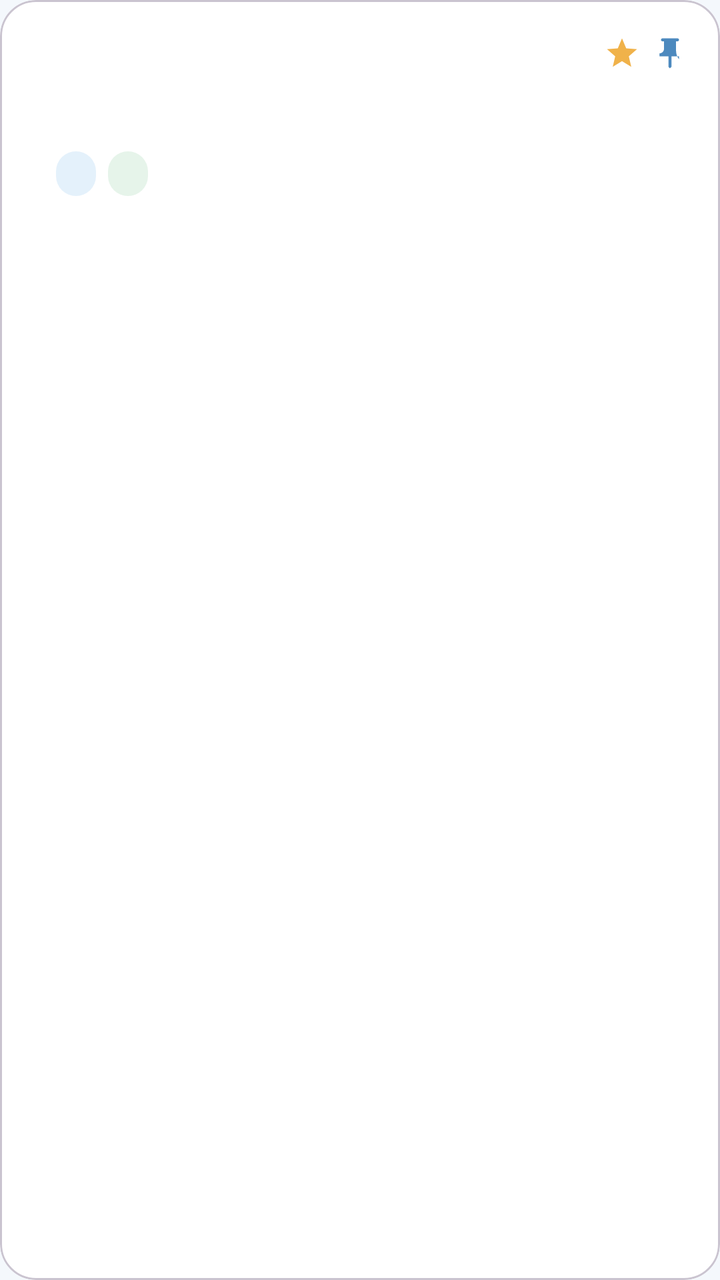
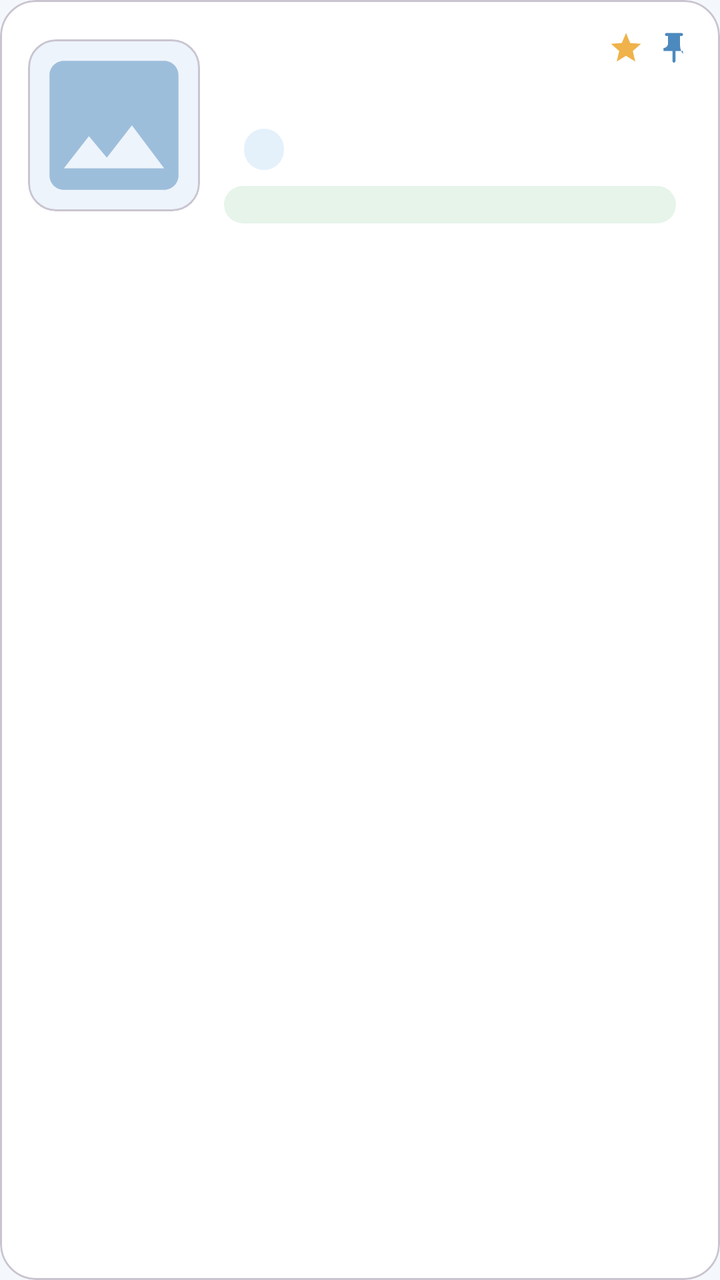

Two renders of the same Android screen: before a commit and after it. Below are the layout's source before the change and the commit's diff.
<!-- AndroidManifest.xml: application theme Theme.CampusMarket -->
<!-- res/layout/item_product.xml -->
<?xml version="1.0" encoding="utf-8"?>
<com.google.android.material.card.MaterialCardView
    xmlns:android="http://schemas.android.com/apk/res/android"
    xmlns:app="http://schemas.android.com/apk/res-auto"
    android:layout_width="match_parent"
    android:layout_height="wrap_content"
    android:layout_marginHorizontal="8dp"
    android:layout_marginVertical="6dp"
    app:cardBackgroundColor="@color/surface"
    app:cardCornerRadius="18dp"
    app:cardElevation="3dp">

    <LinearLayout
        android:layout_width="match_parent"
        android:layout_height="wrap_content"
        android:orientation="vertical"
        android:padding="16dp">

        <LinearLayout
            android:layout_width="match_parent"
            android:layout_height="wrap_content"
            android:gravity="center_vertical"
            android:orientation="horizontal">

            <TextView
                android:id="@+id/tvTitle"
                android:layout_width="0dp"
                android:layout_height="wrap_content"
                android:layout_weight="1"
                android:ellipsize="end"
                android:maxLines="1"
                android:textColor="@color/text_primary"
                android:textSize="16sp"
                android:textStyle="bold" />

            <ImageView
                android:id="@+id/ivFavorite"
                android:layout_width="18dp"
                android:layout_height="18dp"
                android:layout_marginStart="6dp"
                android:contentDescription="@string/favorite"
                android:src="@drawable/ic_star_filled"
                app:tint="@color/star" />

            <ImageView
                android:id="@+id/ivStar"
                android:layout_width="18dp"
                android:layout_height="18dp"
                android:layout_marginStart="6dp"
                android:contentDescription="@string/star"
                android:src="@drawable/ic_pin"
                app:tint="@color/pin" />
        </LinearLayout>

        <TextView
            android:id="@+id/tvDescription"
            android:layout_width="match_parent"
            android:layout_height="wrap_content"
            android:layout_marginTop="6dp"
            android:ellipsize="end"
            android:lineSpacingExtra="2dp"
            android:maxLines="2"
            android:textColor="@color/text_secondary"
            android:textSize="13sp" />

        <LinearLayout
            android:layout_width="match_parent"
            android:layout_height="wrap_content"
            android:layout_marginTop="12dp"
            android:gravity="center_vertical"
            android:orientation="horizontal">

            <TextView
                android:id="@+id/tvPrice"
                android:layout_width="wrap_content"
                android:layout_height="wrap_content"
                android:textColor="@color/price"
                android:textSize="20sp"
                android:textStyle="bold" />

            <TextView
                android:id="@+id/tvCategory"
                android:layout_width="wrap_content"
                android:layout_height="wrap_content"
                android:layout_marginStart="12dp"
                android:background="@drawable/bg_tag"
                android:paddingHorizontal="10dp"
                android:paddingVertical="3dp"
                android:textColor="@color/tag_text"
                android:textSize="12sp" />

            <TextView
                android:id="@+id/tvTrust"
                android:layout_width="wrap_content"
                android:layout_height="wrap_content"
                android:layout_marginStart="6dp"
                android:background="@drawable/bg_tag_green"
                android:ellipsize="end"
                android:maxLines="1"
                android:paddingHorizontal="10dp"
                android:paddingVertical="3dp"
                android:textColor="@color/trust_text"
                android:textSize="12sp" />

            <Space
                android:layout_width="0dp"
                android:layout_height="1dp"
                android:layout_weight="1" />

            <TextView
                android:id="@+id/tvCommentCount"
                android:layout_width="wrap_content"
                android:layout_height="wrap_content"
                android:textColor="@color/text_secondary"
                android:textSize="12sp" />
        </LinearLayout>

        <TextView
            android:id="@+id/tvSeller"
            android:layout_width="match_parent"
            android:layout_height="wrap_content"
            android:layout_marginTop="8dp"
            android:textColor="@color/text_secondary"
            android:textSize="12sp" />
    </LinearLayout>
</com.google.android.material.card.MaterialCardView>
<!-- resources referenced by this layout -->
<resources>
  <color name="pin">#4C89BE</color>
  <color name="price">#C98698</color>
  <color name="star">#F0B24A</color>
  <color name="surface">#FFFFFF</color>
  <color name="tag_text">#3E7EA8</color>
  <color name="text_primary">#242B33</color>
  <color name="text_secondary">#7C8794</color>
  <color name="trust_text">#2E7D46</color>
  <!-- drawable bg_tag (drawable) -->
  <?xml version="1.0" encoding="utf-8"?>
  <shape xmlns:android="http://schemas.android.com/apk/res/android"
      android:shape="rectangle">
      <solid android:color="@color/tag_bg" />
      <corners android:radius="999dp" />
  </shape>
  <!-- drawable bg_tag_green (drawable) -->
  <?xml version="1.0" encoding="utf-8"?>
  <shape xmlns:android="http://schemas.android.com/apk/res/android"
      android:shape="rectangle">
      <solid android:color="@color/trust_bg" />
      <corners android:radius="999dp" />
  </shape>
  <!-- drawable ic_pin (drawable) -->
  <vector xmlns:android="http://schemas.android.com/apk/res/android"
      android:width="24dp"
      android:height="24dp"
      android:viewportWidth="24"
      android:viewportHeight="24">
      <path
          android:fillColor="#000000"
          android:pathData="M16,9V4h1c0.55,0,1,-0.45,1,-1v0c0,-0.55,-0.45,-1,-1,-1H7C6.45,2,6,2.45,6,3v0c0,0.55,0.45,1,1,1h1v5c0,1.66,-1.34,3,-3,3v0h0v2h5.97v7l1,1l1,-1v-7H18v2h0C16.66,14,16,12.66,16,9z" />
  </vector>
  <!-- drawable ic_star_filled (drawable) -->
  <?xml version="1.0" encoding="utf-8"?>
  <vector xmlns:android="http://schemas.android.com/apk/res/android"
      android:width="24dp"
      android:height="24dp"
      android:viewportWidth="24"
      android:viewportHeight="24">
      <path
          android:fillColor="@android:color/white"
          android:pathData="M12,17.27L18.18,21l-1.64,-7.03L22,9.24l-7.19,-0.61L12,2 9.19,8.63 2,9.24l5.46,4.73L5.82,21z" />
  </vector>
  <string name="favorite">收藏</string>
  <string name="star">盯盘</string>
  <style name="Theme.CampusMarket" parent="Theme.Material3.DayNight.NoActionBar">
          <item name="colorPrimary">@color/primary</item>
          <item name="colorOnPrimary">@color/on_primary</item>
          <item name="colorPrimaryContainer">@color/primary_container</item>
          <item name="colorOnPrimaryContainer">@color/on_primary_container</item>
          <item name="colorSecondaryContainer">@color/secondary_container</item>
          <item name="colorOnSecondaryContainer">@color/on_secondary_container</item>
          <item name="android:statusBarColor">@color/primary_dark</item>
          <item name="android:navigationBarColor">@color/surface</item>
          <item name="android:windowBackground">@color/page_bg</item>
      </style>
  <color name="tag_bg">#E4F1FB</color>
  <color name="trust_bg">#E6F4EA</color>
  <color name="primary">#6BA6DA</color>
  <color name="on_primary">#FFFFFF</color>
  <color name="primary_container">#E4F1FB</color>
  <color name="on_primary_container">#134668</color>
  <color name="secondary_container">#DCEBFA</color>
  <color name="on_secondary_container">#134668</color>
  <color name="primary_dark">#4C89BE</color>
  <color name="page_bg">#F4F8FC</color>
</resources>

<!-- the commit's change to res/layout/item_product.xml (unified diff, before → after) -->
@@ -13,114 +13,150 @@
     <LinearLayout
         android:layout_width="match_parent"
         android:layout_height="wrap_content"
-        android:orientation="vertical"
-        android:padding="16dp">
+        android:gravity="center_vertical"
+        android:orientation="horizontal"
+        android:padding="14dp">
+
+        
+        <com.google.android.material.card.MaterialCardView
+            android:layout_width="86dp"
+            android:layout_height="86dp"
+            app:cardBackgroundColor="#EDF4FB"
+            app:cardCornerRadius="14dp"
+            app:cardElevation="0dp">
+
+            <ImageView
+                android:id="@+id/ivThumb"
+                android:layout_width="match_parent"
+                android:layout_height="match_parent"
+                android:contentDescription="@string/app_name"
+                android:scaleType="centerCrop"
+                android:src="@drawable/bg_image_placeholder" />
+        </com.google.android.material.card.MaterialCardView>
 
         <LinearLayout
-            android:layout_width="match_parent"
+            android:layout_width="0dp"
             android:layout_height="wrap_content"
-            android:gravity="center_vertical"
-            android:orientation="horizontal">
+            android:layout_marginStart="12dp"
+            android:layout_weight="1"
+            android:orientation="vertical">
+
+            <LinearLayout
+                android:layout_width="match_parent"
+                android:layout_height="wrap_content"
+                android:gravity="center_vertical"
+                android:orientation="horizontal">
+
+                <TextView
+                    android:id="@+id/tvTitle"
+                    android:layout_width="0dp"
+                    android:layout_height="wrap_content"
+                    android:layout_weight="1"
+                    android:ellipsize="end"
+                    android:maxLines="1"
+                    android:textColor="@color/text_primary"
+                    android:textSize="15sp"
+                    android:textStyle="bold" />
+
+                <ImageView
+                    android:id="@+id/ivFavorite"
+                    android:layout_width="18dp"
+                    android:layout_height="18dp"
+                    android:layout_marginStart="6dp"
+                    android:contentDescription="@string/favorite"
+                    android:src="@drawable/ic_star_filled"
+                    app:tint="@color/star" />
+
+                <ImageView
+                    android:id="@+id/ivStar"
+                    android:layout_width="18dp"
+                    android:layout_height="18dp"
+                    android:layout_marginStart="6dp"
+                    android:contentDescription="@string/star"
+                    android:src="@drawable/ic_pin"
+                    app:tint="@color/pin" />
+            </LinearLayout>
 
             <TextView
-                android:id="@+id/tvTitle"
-                android:layout_width="0dp"
+                android:id="@+id/tvDescription"
+                android:layout_width="match_parent"
                 android:layout_height="wrap_content"
-                android:layout_weight="1"
+                android:layout_marginTop="4dp"
                 android:ellipsize="end"
-                android:maxLines="1"
-                android:textColor="@color/text_primary"
-                android:textSize="16sp"
-                android:textStyle="bold" />
-
-            <ImageView
-                android:id="@+id/ivFavorite"
-                android:layout_width="18dp"
-                android:layout_height="18dp"
-                android:layout_marginStart="6dp"
-                android:contentDescription="@string/favorite"
-                android:src="@drawable/ic_star_filled"
-                app:tint="@color/star" />
-
-            <ImageView
-                android:id="@+id/ivStar"
-                android:layout_width="18dp"
-                android:layout_height="18dp"
-                android:layout_marginStart="6dp"
-                android:contentDescription="@string/star"
-                android:src="@drawable/ic_pin"
-                app:tint="@color/pin" />
-        </LinearLayout>
-
-        <TextView
-            android:id="@+id/tvDescription"
-            android:layout_width="match_parent"
-            android:layout_height="wrap_content"
-            android:layout_marginTop="6dp"
-            android:ellipsize="end"
-            android:lineSpacingExtra="2dp"
-            android:maxLines="2"
-            android:textColor="@color/text_secondary"
-            android:textSize="13sp" />
-
-        <LinearLayout
-            android:layout_width="match_parent"
-            android:layout_height="wrap_content"
-            android:layout_marginTop="12dp"
-            android:gravity="center_vertical"
-            android:orientation="horizontal">
-
-            <TextView
-                android:id="@+id/tvPrice"
-                android:layout_width="wrap_content"
-                android:layout_height="wrap_content"
-                android:textColor="@color/price"
-                android:textSize="20sp"
-                android:textStyle="bold" />
-
-            <TextView
-                android:id="@+id/tvCategory"
-                android:layout_width="wrap_content"
-                android:layout_height="wrap_content"
-                android:layout_marginStart="12dp"
-                android:background="@drawable/bg_tag"
-                android:paddingHorizontal="10dp"
-                android:paddingVertical="3dp"
-                android:textColor="@color/tag_text"
+                android:lineSpacingExtra="2dp"
+                android:maxLines="2"
+                android:textColor="@color/text_secondary"
                 android:textSize="12sp" />
 
-            <TextView
-                android:id="@+id/tvTrust"
-                android:layout_width="wrap_content"
+            <LinearLayout
+                android:layout_width="match_parent"
                 android:layout_height="wrap_content"
-                android:layout_marginStart="6dp"
-                android:background="@drawable/bg_tag_green"
-                android:ellipsize="end"
-                android:maxLines="1"
-                android:paddingHorizontal="10dp"
-                android:paddingVertical="3dp"
-                android:textColor="@color/trust_text"
-                android:textSize="12sp" />
+                android:layout_marginTop="8dp"
+                android:gravity="center_vertical"
+                android:orientation="horizontal">
 
-            <Space
-                android:layout_width="0dp"
-                android:layout_height="1dp"
-                android:layout_weight="1" />
+                <TextView
+                    android:id="@+id/tvPrice"
+                    android:layout_width="wrap_content"
+                    android:layout_height="wrap_content"
+                    android:textColor="@color/price"
+                    android:textSize="18sp"
+                    android:textStyle="bold" />
 
-            <TextView
-                android:id="@+id/tvCommentCount"
-                android:layout_width="wrap_content"
+                <TextView
+                    android:id="@+id/tvCategory"
+                    android:layout_width="wrap_content"
+                    android:layout_height="wrap_content"
+                    android:layout_marginStart="10dp"
+                    android:background="@drawable/bg_tag"
+                    android:paddingHorizontal="10dp"
+                    android:paddingVertical="3dp"
+                    android:textColor="@color/tag_text"
+                    android:textSize="11sp" />
+
+                <Space
+                    android:layout_width="0dp"
+                    android:layout_height="1dp"
+                    android:layout_weight="1" />
+
+                <TextView
+                    android:id="@+id/tvCommentCount"
+                    android:layout_width="wrap_content"
+                    android:layout_height="wrap_content"
+                    android:textColor="@color/text_secondary"
+                    android:textSize="11sp" />
+            </LinearLayout>
+
+            <LinearLayout
+                android:layout_width="match_parent"
                 android:layout_height="wrap_content"
-                android:textColor="@color/text_secondary"
-                android:textSize="12sp" />
+                android:layout_marginTop="6dp"
+                android:gravity="center_vertical"
+                android:orientation="horizontal">
+
+                <TextView
+                    android:id="@+id/tvTrust"
+                    android:layout_width="0dp"
+                    android:layout_height="wrap_content"
+                    android:layout_weight="1"
+                    android:background="@drawable/bg_tag_green"
+                    android:ellipsize="end"
+                    android:maxLines="1"
+                    android:paddingHorizontal="8dp"
+                    android:paddingVertical="2dp"
+                    android:textColor="@color/trust_text"
+                    android:textSize="11sp" />
+
+                <TextView
+                    android:id="@+id/tvSeller"
+                    android:layout_width="wrap_content"
+                    android:layout_height="wrap_content"
+                    android:layout_marginStart="8dp"
+                    android:ellipsize="end"
+                    android:maxLines="1"
+                    android:textColor="@color/text_secondary"
+                    android:textSize="11sp" />
+            </LinearLayout>
         </LinearLayout>
-
-        <TextView
-            android:id="@+id/tvSeller"
-            android:layout_width="match_parent"
-            android:layout_height="wrap_content"
-            android:layout_marginTop="8dp"
-            android:textColor="@color/text_secondary"
-            android:textSize="12sp" />
     </LinearLayout>
 </com.google.android.material.card.MaterialCardView>
<!-- resource entries referenced after the edit -->
@@ -8,6 +8,27 @@
   <color name="text_primary">#242B33</color>
   <color name="text_secondary">#7C8794</color>
   <color name="trust_text">#2E7D46</color>
+  <!-- drawable bg_image_placeholder (drawable) -->
+  <?xml version="1.0" encoding="utf-8"?>
+  <layer-list xmlns:android="http://schemas.android.com/apk/res/android">
+      <item>
+          <shape android:shape="rectangle">
+              <solid android:color="#EDF4FB" />
+          </shape>
+      </item>
+      <item android:gravity="center">
+          <vector
+              android:width="28dp"
+              android:height="28dp"
+              android:viewportWidth="24"
+              android:viewportHeight="24"
+              android:tint="#9DBEDB">
+              <path
+                  android:fillColor="#FF000000"
+                  android:pathData="M21,19V5c0,-1.1 -0.9,-2 -2,-2H5c-1.1,0 -2,0.9 -2,2v14c0,1.1 0.9,2 2,2h14c1.1,0 2,-0.9 2,-2zM8.5,13.5l2.5,3.01L14.5,12l4.5,6H5l3.5,-4.5z" />
+          </vector>
+      </item>
+  </layer-list>
   <!-- drawable bg_tag (drawable) -->
   <?xml version="1.0" encoding="utf-8"?>
   <shape xmlns:android="http://schemas.android.com/apk/res/android"
@@ -43,6 +64,7 @@
           android:fillColor="@android:color/white"
           android:pathData="M12,17.27L18.18,21l-1.64,-7.03L22,9.24l-7.19,-0.61L12,2 9.19,8.63 2,9.24l5.46,4.73L5.82,21z" />
   </vector>
+  <string name="app_name">校园二手交易</string>
   <string name="favorite">收藏</string>
   <string name="star">盯盘</string>
   <style name="Theme.CampusMarket" parent="Theme.Material3.DayNight.NoActionBar">
